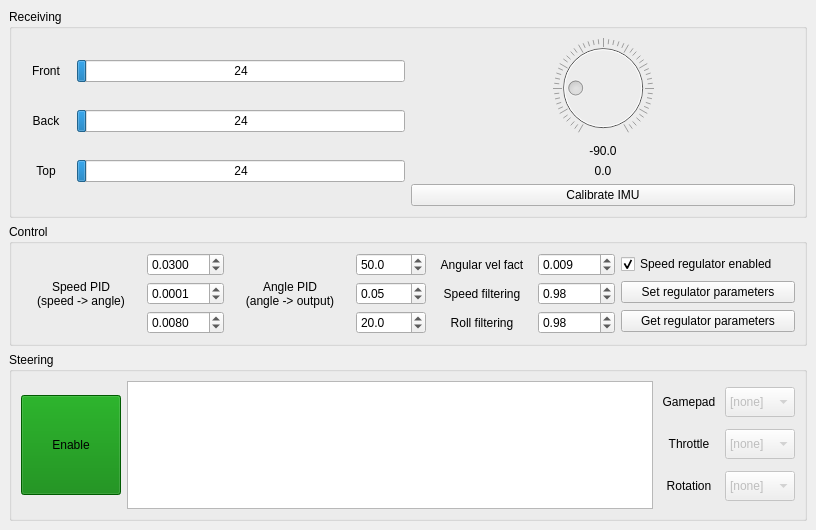
Above: src/rys_control/remote/src/UI/Layouts/RysRemoteMainWindowLayout.ui from GroupOfRobots/MiniRysV4ROS2 before the change. Below: the same form after it.
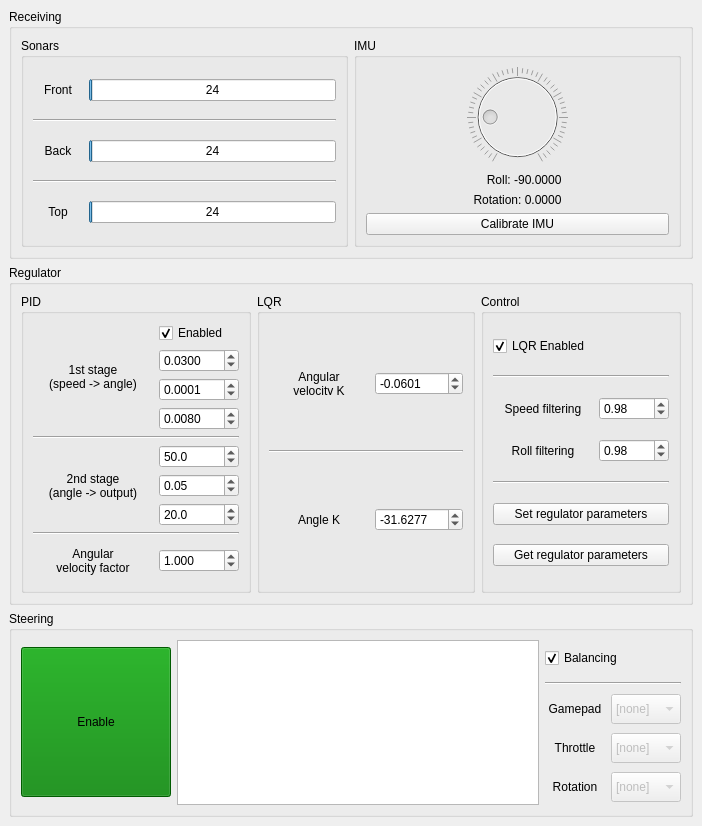
That is the form after the change.

Commit message: rys_remote: * adjusted to changes in rys_interfaces (Get/SetRegulatorParameters) * added GroupBoxes, spacer lines * reorganized regulator parameters: split PID, LQR and general settings, added LQR enable checkbox * changed Balancing button into checkbox, moved to Steering section * increased max value for sonar progress bars * adjusted min/max/step for regulator SpinBoxes

Diff of the .ui file:
```diff
--- a/src/rys_control/remote/src/UI/Layouts/RysRemoteMainWindowLayout.ui
+++ b/src/rys_control/remote/src/UI/Layouts/RysRemoteMainWindowLayout.ui
@@ -6,8 +6,8 @@
    <rect>
     <x>0</x>
     <y>0</y>
-    <width>816</width>
-    <height>530</height>
+    <width>702</width>
+    <height>826</height>
    </rect>
   </property>
   <property name="windowTitle">
@@ -22,7 +22,11 @@
       </property>
       <layout class="QHBoxLayout" name="horizontalLayout">
        <item>
-        <layout class="QVBoxLayout" name="sonarVerticalLayout">
+        <widget class="QGroupBox" name="sonarsGroupBox">
+         <property name="title">
+          <string>Sonars</string>
+         </property>
+         <layout class="QVBoxLayout" name="verticalLayout">
          <item>
           <layout class="QHBoxLayout" name="horizontalLayout_8">
            <item>
@@ -62,7 +66,7 @@
               </size>
              </property>
              <property name="maximum">
-              <number>800</number>
+               <number>1500</number>
              </property>
              <property name="value">
               <number>24</number>
@@ -77,6 +81,13 @@
            </item>
           </layout>
          </item>
+          <item>
+           <widget class="Line" name="line_5">
+            <property name="orientation">
+             <enum>Qt::Horizontal</enum>
+            </property>
+           </widget>
+          </item>
          <item>
           <layout class="QHBoxLayout" name="horizontalLayout_11">
            <item>
@@ -116,7 +127,7 @@
               </size>
              </property>
              <property name="maximum">
-              <number>800</number>
+               <number>1500</number>
              </property>
              <property name="value">
               <number>24</number>
@@ -131,6 +142,13 @@
            </item>
           </layout>
          </item>
+          <item>
+           <widget class="Line" name="line_4">
+            <property name="orientation">
+             <enum>Qt::Horizontal</enum>
+            </property>
+           </widget>
+          </item>
          <item>
           <layout class="QHBoxLayout" name="horizontalLayout_9">
            <item>
@@ -170,7 +188,7 @@
               </size>
              </property>
              <property name="maximum">
-              <number>800</number>
+               <number>1500</number>
              </property>
              <property name="value">
               <number>24</number>
@@ -186,9 +204,14 @@
           </layout>
          </item>
         </layout>
+        </widget>
        </item>
        <item>
-        <layout class="QVBoxLayout" name="imuVerticalLayout">
+        <widget class="QGroupBox" name="imuGroupBox">
+         <property name="title">
+          <string>IMU</string>
+         </property>
+         <layout class="QVBoxLayout" name="verticalLayout_3">
          <item>
           <widget class="QDial" name="rollDial">
            <property name="enabled">
@@ -250,7 +273,7 @@
             </size>
            </property>
            <property name="text">
-            <string>-90.0</string>
+             <string>    Roll: -90.0000</string>
            </property>
            <property name="alignment">
             <set>Qt::AlignCenter</set>
@@ -266,7 +289,7 @@
             </size>
            </property>
            <property name="text">
-            <string>0.0</string>
+             <string>Rotation: 0.0000</string>
            </property>
            <property name="alignment">
             <set>Qt::AlignCenter</set>
@@ -293,6 +316,7 @@
           </widget>
          </item>
         </layout>
+        </widget>
        </item>
       </layout>
      </widget>
@@ -300,13 +324,19 @@
     <item>
      <widget class="QGroupBox" name="groupBox">
       <property name="title">
-       <string>Control</string>
+       <string>Regulator</string>
       </property>
       <layout class="QHBoxLayout" name="horizontalLayout_3">
        <item>
-        <layout class="QHBoxLayout" name="horizontalLayout_7">
+        <widget class="QGroupBox" name="pidGroupBox">
+         <property name="title">
+          <string>PID</string>
+         </property>
+         <layout class="QVBoxLayout" name="verticalLayout_5">
          <item>
-          <widget class="QLabel" name="speedPIDLabel">
+           <layout class="QHBoxLayout" name="pidStage1HorizontalLayout">
+            <item>
+             <widget class="QLabel" name="pidSpeedStageLabel">
            <property name="minimumSize">
             <size>
              <width>120</width>
@@ -314,7 +344,7 @@
             </size>
            </property>
            <property name="text">
-            <string>Speed PID
+               <string>1st stage
 (speed -&gt; angle)</string>
            </property>
            <property name="alignment">
@@ -323,12 +353,22 @@
           </widget>
          </item>
          <item>
-          <layout class="QVBoxLayout" name="verticalLayout">
+             <layout class="QVBoxLayout" name="pidSpeedVerticalLayout">
            <item>
-            <widget class="QDoubleSpinBox" name="speedPSpinBox">
+               <widget class="QCheckBox" name="pidSpeedStageEnabledCheckBox">
+                <property name="text">
+                 <string>Enabled</string>
+                </property>
+                <property name="checked">
+                 <bool>true</bool>
+                </property>
+               </widget>
+              </item>
+              <item>
+               <widget class="QDoubleSpinBox" name="pidSpeedKpSpinBox">
              <property name="minimumSize">
               <size>
-               <width>70</width>
+                  <width>80</width>
                <height>0</height>
               </size>
              </property>
@@ -347,10 +387,10 @@
             </widget>
            </item>
            <item>
-            <widget class="QDoubleSpinBox" name="speedISpinBox">
+               <widget class="QDoubleSpinBox" name="pidSpeedKiSpinBox">
              <property name="minimumSize">
               <size>
-               <width>70</width>
+                  <width>80</width>
                <height>0</height>
               </size>
              </property>
@@ -369,10 +409,10 @@
             </widget>
            </item>
            <item>
-            <widget class="QDoubleSpinBox" name="speedDSpinBox">
+               <widget class="QDoubleSpinBox" name="pidSpeedKdSpinBox">
              <property name="minimumSize">
               <size>
-               <width>70</width>
+                  <width>80</width>
                <height>0</height>
               </size>
              </property>
@@ -395,9 +435,16 @@
         </layout>
        </item>
        <item>
-        <layout class="QHBoxLayout" name="horizontalLayout_5">
+           <widget class="Line" name="line">
+            <property name="orientation">
+             <enum>Qt::Horizontal</enum>
+            </property>
+           </widget>
+          </item>
          <item>
-          <widget class="QLabel" name="anglePIDLabel">
+           <layout class="QHBoxLayout" name="pidStage2HorizontalLayout">
+            <item>
+             <widget class="QLabel" name="pidAngleStageLabel">
            <property name="minimumSize">
             <size>
              <width>120</width>
@@ -405,7 +452,7 @@
             </size>
            </property>
            <property name="text">
-            <string>Angle PID
+               <string>2nd stage
 (angle -&gt; output)</string>
            </property>
            <property name="alignment">
@@ -414,12 +461,12 @@
           </widget>
          </item>
          <item>
-          <layout class="QVBoxLayout" name="verticalLayout_3">
+             <layout class="QVBoxLayout" name="pidAngleVerticalLayout">
            <item>
-            <widget class="QDoubleSpinBox" name="anglePSpinBox">
+               <widget class="QDoubleSpinBox" name="pidAngleKpSpinBox">
              <property name="minimumSize">
               <size>
-               <width>70</width>
+                  <width>80</width>
                <height>0</height>
               </size>
              </property>
@@ -435,10 +482,10 @@
             </widget>
            </item>
            <item>
-            <widget class="QDoubleSpinBox" name="angleISpinBox">
+               <widget class="QDoubleSpinBox" name="pidAngleKiSpinBox">
              <property name="minimumSize">
               <size>
-               <width>70</width>
+                  <width>80</width>
                <height>0</height>
               </size>
              </property>
@@ -451,10 +498,10 @@
             </widget>
            </item>
            <item>
-            <widget class="QDoubleSpinBox" name="angleDSpinBox">
+               <widget class="QDoubleSpinBox" name="pidAngleKdSpinBox">
              <property name="minimumSize">
               <size>
-               <width>70</width>
+                  <width>80</width>
                <height>0</height>
               </size>
              </property>
@@ -474,19 +521,25 @@
         </layout>
        </item>
        <item>
-        <layout class="QVBoxLayout" name="filteringVerticalLayout">
+           <widget class="Line" name="line_2">
+            <property name="orientation">
+             <enum>Qt::Horizontal</enum>
+            </property>
+           </widget>
+          </item>
          <item>
-          <layout class="QHBoxLayout" name="speedFilteringHorizontalLayout_2">
+           <layout class="QHBoxLayout" name="pidAngularVelocityHorizontalLayout">
            <item>
             <widget class="QLabel" name="angularVelocityLabel">
              <property name="minimumSize">
               <size>
-               <width>100</width>
-               <height>20</height>
+                <width>120</width>
+                <height>40</height>
               </size>
              </property>
              <property name="text">
-              <string>Angular vel fact</string>
+               <string>Angular
+velocity factor</string>
              </property>
              <property name="alignment">
               <set>Qt::AlignCenter</set>
@@ -497,7 +550,7 @@
             <widget class="QDoubleSpinBox" name="angularVelocitySpinBox">
              <property name="minimumSize">
               <size>
-               <width>70</width>
+                <width>80</width>
                <height>0</height>
               </size>
              </property>
@@ -511,11 +564,144 @@
               <double>0.010000000000000</double>
              </property>
              <property name="value">
-              <double>0.009000000000000</double>
+               <double>1.000000000000000</double>
              </property>
             </widget>
            </item>
           </layout>
+          </item>
+         </layout>
+        </widget>
+       </item>
+       <item>
+        <widget class="QGroupBox" name="lqrGroupBox">
+         <property name="title">
+          <string>LQR</string>
+         </property>
+         <layout class="QVBoxLayout" name="verticalLayout_8">
+          <item>
+           <layout class="QHBoxLayout" name="lqrAngularVelocityKHorizontalLayout">
+            <item>
+             <widget class="QLabel" name="lqrAngularVelocityKLabel">
+              <property name="minimumSize">
+               <size>
+                <width>100</width>
+                <height>20</height>
+               </size>
+              </property>
+              <property name="text">
+               <string>Angular
+velocity K</string>
+              </property>
+              <property name="alignment">
+               <set>Qt::AlignCenter</set>
+              </property>
+             </widget>
+            </item>
+            <item>
+             <widget class="QDoubleSpinBox" name="lqrAngularVelocityKSpinBox">
+              <property name="minimumSize">
+               <size>
+                <width>80</width>
+                <height>0</height>
+               </size>
+              </property>
+              <property name="decimals">
+               <number>4</number>
+              </property>
+              <property name="minimum">
+               <double>-1000.000000000000000</double>
+              </property>
+              <property name="maximum">
+               <double>1000.000000000000000</double>
+              </property>
+              <property name="singleStep">
+               <double>0.001000000000000</double>
+              </property>
+              <property name="value">
+               <double>-0.060100000000000</double>
+              </property>
+             </widget>
+            </item>
+           </layout>
+          </item>
+          <item>
+           <widget class="Line" name="line_3">
+            <property name="orientation">
+             <enum>Qt::Horizontal</enum>
+            </property>
+           </widget>
+          </item>
+          <item>
+           <layout class="QHBoxLayout" name="lqrAngleKHorizontalLayout">
+            <item>
+             <widget class="QLabel" name="lqrAngleKLabel">
+              <property name="minimumSize">
+               <size>
+                <width>100</width>
+                <height>20</height>
+               </size>
+              </property>
+              <property name="text">
+               <string>Angle K</string>
+              </property>
+              <property name="alignment">
+               <set>Qt::AlignCenter</set>
+              </property>
+             </widget>
+            </item>
+            <item>
+             <widget class="QDoubleSpinBox" name="lqrAngleKSpinBox">
+              <property name="minimumSize">
+               <size>
+                <width>80</width>
+                <height>0</height>
+               </size>
+              </property>
+              <property name="decimals">
+               <number>4</number>
+              </property>
+              <property name="minimum">
+               <double>-1000.000000000000000</double>
+              </property>
+              <property name="maximum">
+               <double>1000.000000000000000</double>
+              </property>
+              <property name="singleStep">
+               <double>0.001000000000000</double>
+              </property>
+              <property name="value">
+               <double>-31.627700000000001</double>
+              </property>
+             </widget>
+            </item>
+           </layout>
+          </item>
+         </layout>
+        </widget>
+       </item>
+       <item>
+        <widget class="QGroupBox" name="regulatorControlGroupBox">
+         <property name="title">
+          <string>Control</string>
+         </property>
+         <layout class="QVBoxLayout" name="verticalLayout_9">
+          <item>
+           <widget class="QCheckBox" name="lqrEnabledCheckBox">
+            <property name="text">
+             <string>LQR Enabled</string>
+            </property>
+            <property name="checked">
+             <bool>true</bool>
+            </property>
+           </widget>
+          </item>
+          <item>
+           <widget class="Line" name="line_6">
+            <property name="orientation">
+             <enum>Qt::Horizontal</enum>
+            </property>
+           </widget>
          </item>
          <item>
           <layout class="QHBoxLayout" name="speedFilteringHorizontalLayout">
@@ -601,17 +787,10 @@
            </item>
           </layout>
          </item>
-        </layout>
-       </item>
        <item>
-        <layout class="QVBoxLayout" name="verticalLayout_4">
-         <item>
-          <widget class="QCheckBox" name="speedRegulatorEnabledCheckBox">
-           <property name="text">
-            <string>Speed regulator enabled</string>
-           </property>
-           <property name="checked">
-            <bool>true</bool>
+           <widget class="Line" name="line_7">
+            <property name="orientation">
+             <enum>Qt::Horizontal</enum>
            </property>
           </widget>
          </item>
@@ -630,6 +809,7 @@
           </widget>
          </item>
         </layout>
+        </widget>
        </item>
       </layout>
      </widget>
@@ -644,8 +824,8 @@
         <widget class="QPushButton" name="enableButton">
          <property name="minimumSize">
           <size>
-           <width>100</width>
-           <height>100</height>
+           <width>150</width>
+           <height>150</height>
           </size>
          </property>
          <property name="autoFillBackground">
@@ -705,6 +885,29 @@
        </item>
        <item>
         <layout class="QVBoxLayout" name="axisVerticalLayout">
+         <item>
+          <widget class="QCheckBox" name="balancingEnabledCheckBox">
+           <property name="minimumSize">
+            <size>
+             <width>0</width>
+             <height>30</height>
+            </size>
+           </property>
+           <property name="text">
+            <string>Balancing</string>
+           </property>
+           <property name="checked">
+            <bool>true</bool>
+           </property>
+          </widget>
+         </item>
+         <item>
+          <widget class="Line" name="line_8">
+           <property name="orientation">
+            <enum>Qt::Horizontal</enum>
+           </property>
+          </widget>
+         </item>
          <item>
           <layout class="QHBoxLayout" name="gamepadHorizontalLayout">
            <item>
```
Left out of the diff: 6 changed lines with no effect on the pictures. Lines whose indentation alone changed are shown as unchanged. The commit also changes 3 other files.
